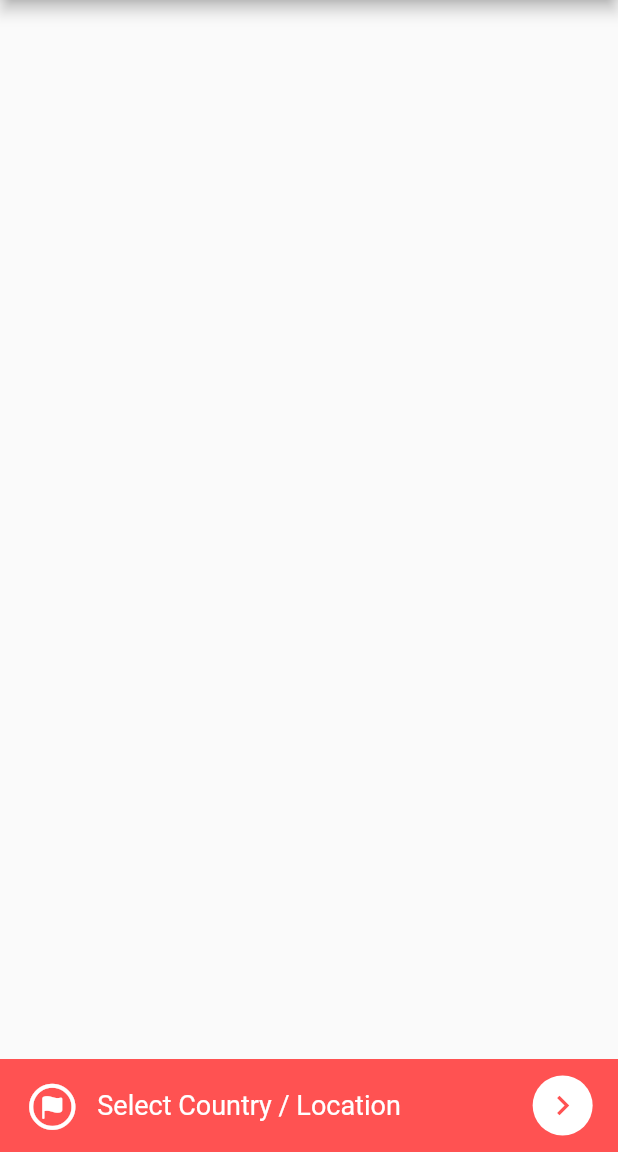
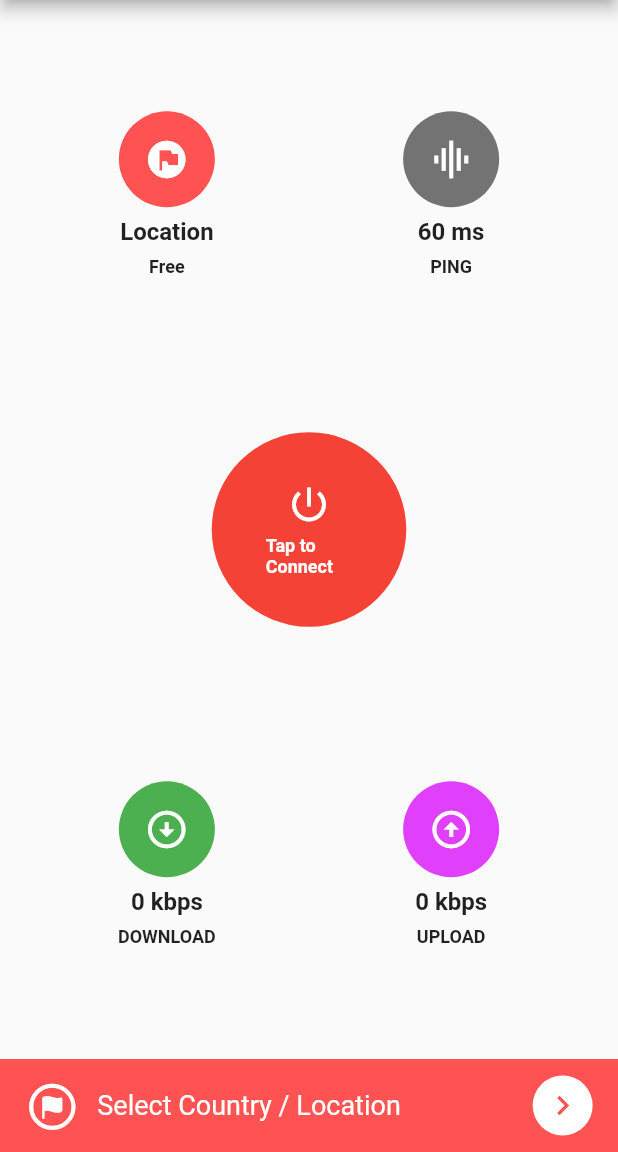
Before and after one commit to Sohag-84/vpn-app, a Flutter app: the screen it shows after launch, on a phone screen of 412 x 824 dp, the part 84-1236 px from its top. Run offline on Flutter 3.47's test engine with Material 2 defaults, Android fonts, the phone set to English and light mode, and no system bars; our stand-ins replace get, hive_flutter; accounts and stored records are empty.

Commit message:
designed home screen

```diff
--- a/lib/views/home_screen.dart
+++ b/lib/views/home_screen.dart
@@ -5,6 +5,7 @@ import 'package:flutter/material.dart';
 import 'package:get/get.dart';
 import 'package:vpn_app/app%20preferences/app_preferences.dart';
 import 'package:vpn_app/main.dart';
+import 'package:vpn_app/widgets/custom_widget.dart';
 
 class HomeScreen extends StatefulWidget {
   const HomeScreen({super.key});
@@ -57,6 +58,62 @@ class _HomeScreenState extends State<HomeScreen> {
     ));
   }
 
+  /// for vpn button
+  Widget vpnRoundButton() {
+    return Column(
+      children: [
+        Semantics(
+          button: true,
+          child: InkWell(
+            onTap: () {},
+            borderRadius: BorderRadius.circular(100),
+            child: Container(
+              padding: EdgeInsets.all(18),
+              decoration: BoxDecoration(
+                shape: BoxShape.circle,
+                color: Colors.red,
+              ),
+              child: Container(
+                padding: EdgeInsets.all(18),
+                decoration: BoxDecoration(
+                  shape: BoxShape.circle,
+                  color: Colors.red,
+                ),
+                child: Container(
+                  height: sizeScreen.height * .14,
+                  width: sizeScreen.width * .14,
+                  decoration: BoxDecoration(
+                    shape: BoxShape.circle,
+                    color: Colors.red,
+                  ),
+                  child: Column(
+                    mainAxisAlignment: MainAxisAlignment.center,
+                    children: [
+                      Icon(
+                        Icons.power_settings_new,
+                        size: 30,
+                        color: Colors.white,
+                      ),
+                      SizedBox(height: 6),
+                      Text(
+                        "Tap to Connect",
+                        style: TextStyle(
+                          fontSize: 12,
+                          color: Colors.white,
+                          fontWeight: FontWeight.w600,
+                        ),
+                      ),
+                    ],
+                  ),
+                ),
+              ),
+            ),
+          ),
+        ),
+      ],
+    );
+  }
+
   @override
   Widget build(BuildContext context) {
     sizeScreen = MediaQuery.sizeOf(context);
@@ -83,7 +140,71 @@ class _HomeScreenState extends State<HomeScreen> {
       bottomNavigationBar: locationSelectionBottomNavigation(context),
       body: Column(
         mainAxisAlignment: MainAxisAlignment.spaceEvenly,
-        children: [],
+        children: [
+          Row(
+            mainAxisAlignment: MainAxisAlignment.center,
+            children: [
+              CustomWidget(
+                titleText: "Location",
+                subtitleText: "Free",
+                roundWidgetWithIcon: CircleAvatar(
+                  backgroundColor: Colors.redAccent,
+                  radius: 32,
+                  child: Icon(
+                    Icons.flag_circle,
+                    size: 30,
+                    color: Colors.white,
+                  ),
+                ),
+              ),
+              CustomWidget(
+                titleText: "60 ms",
+                subtitleText: "PING",
+                roundWidgetWithIcon: CircleAvatar(
+                  backgroundColor: Colors.black54,
+                  radius: 32,
+                  child: Icon(
+                    Icons.graphic_eq,
+                    size: 30,
+                    color: Colors.white,
+                  ),
+                ),
+              ),
+            ],
+          ),
+          vpnRoundButton(),
+          Row(
+            mainAxisAlignment: MainAxisAlignment.center,
+            children: [
+              CustomWidget(
+                titleText: "0 kbps",
+                subtitleText: "DOWNLOAD",
+                roundWidgetWithIcon: CircleAvatar(
+                  backgroundColor: Colors.green,
+                  radius: 32,
+                  child: Icon(
+                    Icons.arrow_circle_down,
+                    size: 30,
+                    color: Colors.white,
+                  ),
+                ),
+              ),
+              CustomWidget(
+                titleText: "0 kbps",
+                subtitleText: "UPLOAD",
+                roundWidgetWithIcon: CircleAvatar(
+                  backgroundColor: Colors.purpleAccent,
+                  radius: 32,
+                  child: Icon(
+                    Icons.arrow_circle_up,
+                    size: 30,
+                    color: Colors.white,
+                  ),
+                ),
+              ),
+            ],
+          ),
+        ],
       ),
     );
   }
--- a/lib/widgets/custom_widget.dart
+++ b/lib/widgets/custom_widget.dart
@@ -34,7 +34,7 @@ import 'package:vpn_app/main.dart';
           Text(
             subtitleText,
             style: TextStyle(
-              fontSize: 13,
+              fontSize: 12,
               fontWeight: FontWeight.w600,
             ),
           ),
```
